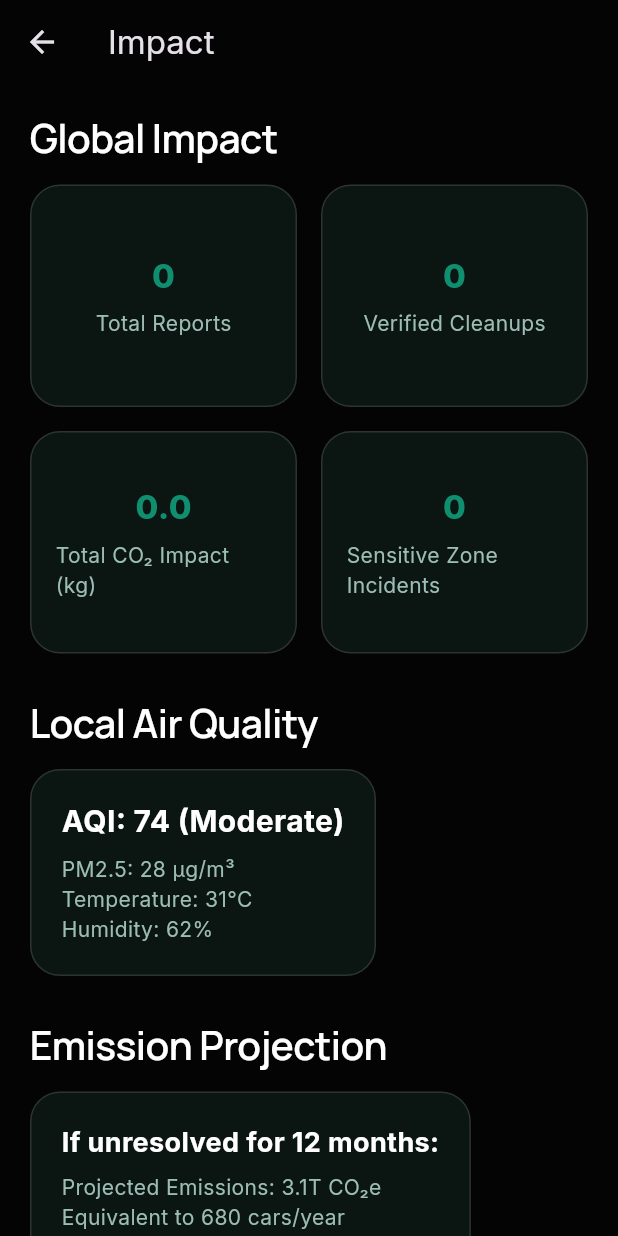
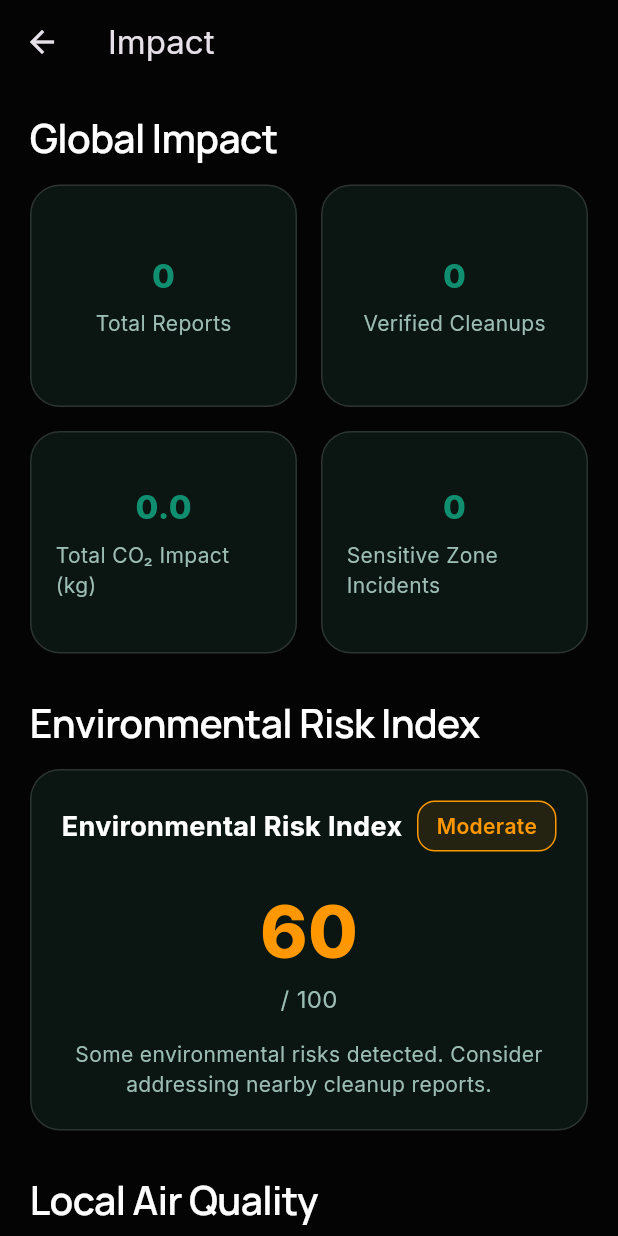
Before and after one commit to NarenXO/EarthOS, a Flutter app: the ImpactScreen screen opened directly, on a phone screen of 412 x 824 dp. Run offline on Flutter 3.47's test engine with Material 3 defaults, Android fonts, the phone set to English and light mode, and no system bars; our stand-ins replace geolocator, google_maps_flutter, image_picker, shared_preferences, supabase_flutter; missing offline and left inert: mobile_scanner; accounts and stored records are empty.

Commit message:
Phase 15: Environmental Risk Index engine added

```diff
--- /dev/null
+++ b/lib/core/services/risk_engine.dart
@@ -0,0 +1,72 @@
+class RiskEngine {
+  static double calculateRiskScore({
+    required int nearbyOpenReports,
+    required int sensitiveReports,
+    required int highForestAlerts,
+    required int daysSinceLastCleanup,
+  }) {
+    double score = 0;
+
+    score += nearbyOpenReports * 10;
+    score += sensitiveReports * 8;
+    score += highForestAlerts * 5;
+    score += daysSinceLastCleanup * 2;
+
+    if (score > 100) score = 100;
+
+    return score;
+  }
+
+  static String getRiskStatus(double score) {
+    if (score <= 30) return 'Low';
+    if (score <= 60) return 'Moderate';
+    return 'High';
+  }
+
+  static String getRiskExplanation({
+    required double score,
+    required int nearbyOpenReports,
+    required int sensitiveReports,
+    required int highForestAlerts,
+    required int daysSinceLastCleanup,
+  }) {
+    final status = getRiskStatus(score);
+
+    String contributingFactors = '';
+    if (nearbyOpenReports > 0) {
+      contributingFactors += '• $nearbyOpenReports open cleanup reports nearby\n';
+    }
+    if (sensitiveReports > 0) {
+      contributingFactors += '• $sensitiveReports reports in sensitive zones\n';
+    }
+    if (highForestAlerts > 0) {
+      contributingFactors += '• $highForestAlerts high-confidence forest alerts\n';
+    }
+    if (daysSinceLastCleanup > 7) {
+      contributingFactors += '• $daysSinceLastCleanup days since last cleanup\n';
+    }
+
+    if (contributingFactors.isEmpty) {
+      contributingFactors = '• No significant risk factors detected\n';
+    }
+
+    String recommendation = '';
+    if (status == 'Low') {
+      recommendation = 'Continue monitoring the area. Environmental conditions are stable.';
+    } else if (status == 'Moderate') {
+      recommendation = 'Consider addressing nearby cleanup reports and monitoring forest activity.';
+    } else {
+      recommendation = 'Immediate action recommended. Address open reports and stay alert to environmental changes.';
+    }
+
+    return '''
+Environmental Risk Index: ${score.toStringAsFixed(0)}/100
+Status: $status
+
+Contributing Factors:
+$contributingFactors
+Recommendation:
+$recommendation
+''';
+  }
+}
--- a/lib/features/impact/impact_screen.dart
+++ b/lib/features/impact/impact_screen.dart
@@ -13,7 +13,10 @@ import 'package:flutter/material.dart';
 import 'package:geolocator/geolocator.dart';
 import 'package:earthos/core/constants/app_colors.dart';
 import 'package:earthos/core/services/forest_service.dart';
+import 'package:earthos/core/services/risk_engine.dart';
 import 'package:earthos/features/report/services/report_service.dart';
+import 'package:earthos/features/axis/services/system_context_service.dart';
+import 'package:earthos/core/services/user_identity_service.dart';
 
 class ImpactScreen extends StatefulWidget {
   const ImpactScreen({super.key});
@@ -25,8 +28,12 @@ class ImpactScreen extends StatefulWidget {
 class _ImpactScreenState extends State<ImpactScreen> {
   final ReportService _reportService = ReportService();
   final ForestService _forestService = ForestService();
+  final SystemContextService _systemContextService = SystemContextService();
+  final UserIdentityService _userIdentityService = UserIdentityService();
   Map<String, dynamic>? _stats;
   Map<String, dynamic>? _forestAlerts;
+  Map<String, dynamic>? _systemContext;
+  double? _riskScore;
   bool _isLoading = true;
   Position? _currentPosition;
 
@@ -36,6 +43,38 @@ class _ImpactScreenState extends State<ImpactScreen> {
     _fetchStats();
     _initializeLocation();
     _fetchForestAlerts();
+    _fetchSystemContext();
+  }
+
+  Future<void> _fetchSystemContext() async {
+    try {
+      final user = await _userIdentityService.getOrCreateUser();
+      final context = await _systemContextService.fetchSystemContext(user.id);
+
+      final nearbyOpenReports = context['nearbyOpenReports'] as int? ?? 0;
+      final forestAlerts = context['forestAlerts'] as Map<String, dynamic>? ?? {};
+      final highForestAlerts = forestAlerts['highConfidence'] as int? ?? 0;
+
+      // Count sensitive reports from global stats
+      final sensitiveReports = _stats?['totalSensitiveReports'] as int? ?? 0;
+
+      // Calculate days since last cleanup (default to 30 if no recent activity)
+      final daysSinceLastCleanup = 30; // Simplified for now
+
+      final score = RiskEngine.calculateRiskScore(
+        nearbyOpenReports: nearbyOpenReports,
+        sensitiveReports: sensitiveReports,
+        highForestAlerts: highForestAlerts,
+        daysSinceLastCleanup: daysSinceLastCleanup,
+      );
+
+      setState(() {
+        _systemContext = context;
+        _riskScore = score;
+      });
+    } catch (e) {
+      // Silently fail, keep default values
+    }
   }
 
   Future<void> _initializeLocation() async {
@@ -108,6 +147,18 @@ class _ImpactScreenState extends State<ImpactScreen> {
             _isLoading
                 ? const Center(child: CircularProgressIndicator())
                 : _buildImpactGrid(),
+
+            const SizedBox(height: 30),
+
+            // ===============================
+            // ENVIRONMENTAL RISK INDEX
+            // ===============================
+            Text(
+              "Environmental Risk Index",
+              style: Theme.of(context).textTheme.headlineMedium,
+            ),
+            const SizedBox(height: 16),
+            _buildRiskIndexCard(),
 
             const SizedBox(height: 30),
 
@@ -381,6 +432,106 @@ class _ImpactScreenState extends State<ImpactScreen> {
     );
   }
 
+  // =========================================================
+  // RISK INDEX CARD
+  // =========================================================
+  Widget _buildRiskIndexCard() {
+    final score = _riskScore ?? 0.0;
+    final status = RiskEngine.getRiskStatus(score);
+
+    Color statusColor;
+    if (status == 'Low') {
+      statusColor = Colors.green;
+    } else if (status == 'Moderate') {
+      statusColor = Colors.orange;
+    } else {
+      statusColor = Colors.red;
+    }
+
+    return Container(
+      padding: const EdgeInsets.all(20),
+      decoration: _cardDecoration(),
+      child: Column(
+        crossAxisAlignment: CrossAxisAlignment.start,
+        children: [
+          Row(
+            children: [
+              const Text(
+                "Environmental Risk Index",
+                style: TextStyle(
+                  fontSize: 18,
+                  fontWeight: FontWeight.w700,
+                  color: AppColors.textPrimary,
+                ),
+              ),
+              const Spacer(),
+              Container(
+                padding: const EdgeInsets.symmetric(horizontal: 12, vertical: 6),
+                decoration: BoxDecoration(
+                  color: statusColor.withOpacity(0.1),
+                  borderRadius: BorderRadius.circular(12),
+                  border: Border.all(color: statusColor),
+                ),
+                child: Text(
+                  status,
+                  style: TextStyle(
+                    fontSize: 14,
+                    fontWeight: FontWeight.w600,
+                    color: statusColor,
+                  ),
+                ),
+              ),
+            ],
+          ),
+          const SizedBox(height: 20),
+          Center(
+            child: Column(
+              children: [
+                Text(
+                  score.toStringAsFixed(0),
+                  style: TextStyle(
+                    fontSize: 48,
+                    fontWeight: FontWeight.w800,
+                    color: statusColor,
+                  ),
+                ),
+                const Text(
+                  '/ 100',
+                  style: TextStyle(
+                    fontSize: 16,
+                    color: AppColors.textSecondary,
+                  ),
+                ),
+              ],
+            ),
+          ),
+          const SizedBox(height: 16),
+          Text(
+            _getRiskDescription(status),
+            style: const TextStyle(
+              fontSize: 14,
+              color: AppColors.textSecondary,
+            ),
+            textAlign: TextAlign.center,
+          ),
+        ],
+      ),
+    );
+  }
+
+  String _getRiskDescription(String status) {
+    switch (status) {
+      case 'Low':
+        return 'Environmental conditions in your area are stable. Continue monitoring.';
+      case 'Moderate':
+        return 'Some environmental risks detected. Consider addressing nearby cleanup reports.';
+      case 'High':
+        return 'Significant environmental risks present. Immediate action recommended.';
+      default:
+        return 'Unable to determine risk status.';
+    }
+  }
+
   BoxDecoration _cardDecoration() {
     return BoxDecoration(
       color: AppColors.card,
```
